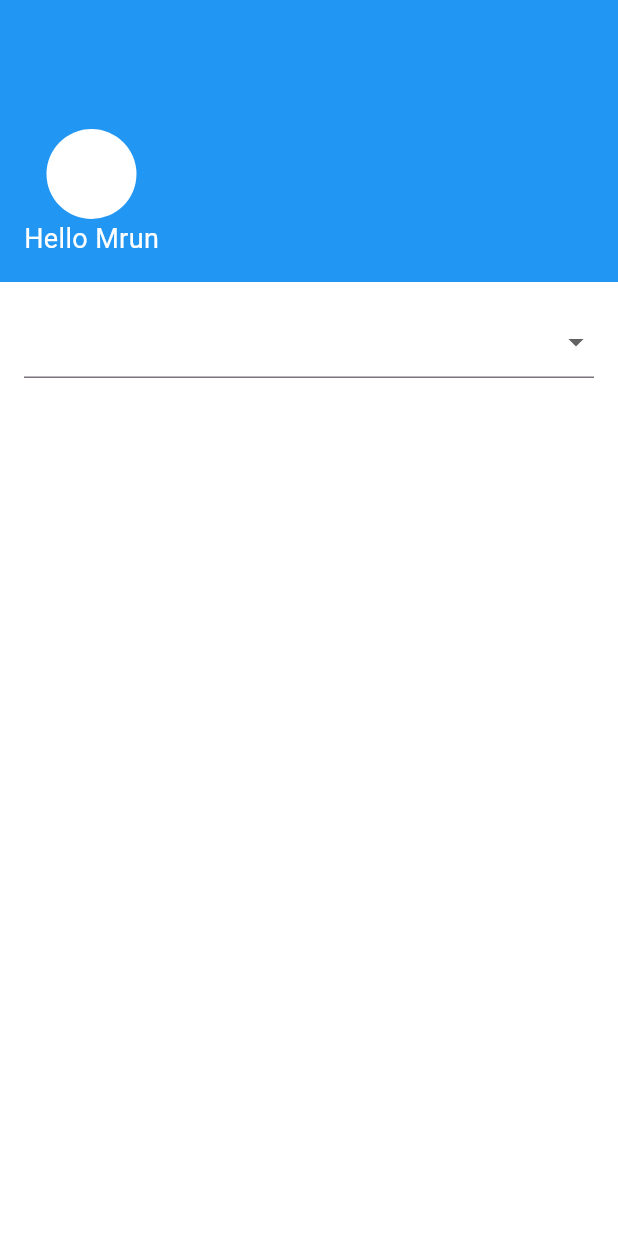
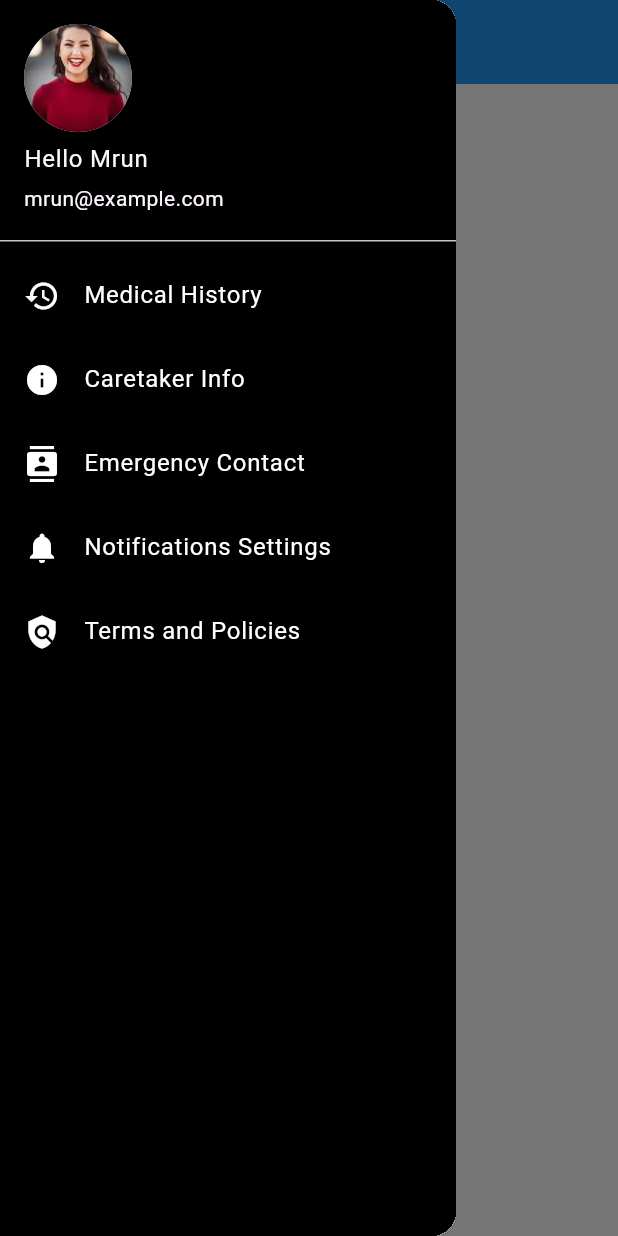
Before and after one commit to mrun8/GSC, a Flutter app: the User screen opened directly, with the side drawer open (before the commit the screen has no drawer), on a phone screen of 412 x 824 dp. Run offline on Flutter 3.47's test engine with Material 3 defaults, Android fonts, the light colour scheme and no system bars; our stand-ins replace carousel_slider, video_player.

Commit message:
user profile page updated

```diff
--- a/lib/user.dart
+++ b/lib/user.dart
@@ -1,82 +1,87 @@
 import 'package:flutter/material.dart';
 
 class User extends StatelessWidget {
+  static const IconData history = IconData(0xe314, fontFamily: 'MaterialIcons');
+  static const IconData info = IconData(0xe33c, fontFamily: 'MaterialIcons');
+  static const IconData contacts = IconData(0xe18f, fontFamily: 'MaterialIcons');
+  static const IconData notifications = IconData(0xe44f, fontFamily: 'MaterialIcons');
+  static const IconData policy = IconData(0xe4d9, fontFamily: 'MaterialIcons');
   @override
   Widget build(BuildContext context) {
     return Scaffold(
-      backgroundColor: Colors.blue, // Set the background color of the screen
+      backgroundColor: Colors.white,
+      appBar: AppBar(
+        backgroundColor: Colors.blue,
+        title: Text('User Profile', style: TextStyle(color: Color(0xFFFFFFFF))),
+      ),
+      drawer: Drawer(
+        child: Container(
+          color: Colors.black, // Set the background color of the drawer window to black
+          child: ListView(
+            padding: EdgeInsets.zero,
+            children: <Widget>[
+              UserAccountsDrawerHeader(
+                decoration: BoxDecoration(
+                  color: Colors.black, // Set the background color of the header to black
+                ),
+                accountName: Text('Hello Mrun'),
+                accountEmail: Text('mrun@example.com'),
+                currentAccountPicture: CircleAvatar(
+
+                  radius: 30,
+                  backgroundImage: AssetImage('assets/profile_photo.jpeg'),
+                ),
+              ),
+              ListTile(
+                title: Text('Medical History', style: TextStyle(color: Colors.white)),
+                leading: Icon(Icons.history, color: Colors.white),
+                onTap: () {
+                  Navigator.pop(context);
+                },
+              ),
+              ListTile(
+                title: Text('Caretaker Info', style: TextStyle(color: Colors.white)),
+                leading: Icon(Icons.info, color: Colors.white),
+                onTap: () {
+                  Navigator.pop(context);
+                },
+              ),
+              ListTile(
+                title: Text('Emergency Contact', style: TextStyle(color: Colors.white)),
+                leading: Icon(Icons.contacts, color: Colors.white),
+                onTap: () {
+                  Navigator.pop(context);
+                },
+              ),
+              ListTile(
+                title: Text('Notifications Settings', style: TextStyle(color: Colors.white)),
+                leading: Icon(Icons.notifications, color: Colors.white),
+                onTap: () {
+                  Navigator.pop(context);
+                },
+              ),
+               ListTile(
+
+                title: Text('Terms and Policies', style: TextStyle(color: Colors.white)),
+                leading: Icon(Icons.policy, color: Colors.white),
+                onTap: () {
+                  Navigator.pop(context);
+                },
+              ),
+            ],
+          ),
+        ),
+      ),
       body: Center(
         child: Column(
           mainAxisAlignment: MainAxisAlignment.start,
           crossAxisAlignment: CrossAxisAlignment.start,
           children: [
-            // User Section
-            Container(
-              padding: EdgeInsets.all(16.0),
-              color: Colors.blue,
-              child: Column(
-                // SizedBox(height:50),
-                children: [
-                  SizedBox(height:70),
-                  CircleAvatar(
-                    radius: 30,
-                    backgroundColor: Colors.white, // Set profile photo background color
-                    // Add your profile photo here (e.g., backgroundImage: AssetImage('assets/profile_photo.jpg'),)
-                  ),
-                  SizedBox(width: 16),
-                  Text(
-                    'Hello Mrun',
-                    style: TextStyle(
-                      color: Colors.white,
-                      fontSize: 18,
-                    ),
-                  ),
-                ],
-              ),
-            ),
-            // Padding between sections
-            SizedBox(height:0),
-            // White Container with Dropdown
-            Expanded(
-              child: Container(
-                padding: EdgeInsets.all(16.0),
-                color: Colors.white, // Set the container background color
-                child: Column(
-                  children: [
-                    Row(
-                      children: [
-                        // Your existing content here
-                        Expanded(
-                          child: DropdownButtonFormField<String>(
-                            items: [
-                              DropdownMenuItem<String>(
-                                value: 'Option 1',
-                                child: Text('Option 1'),
-                              ),
-                              DropdownMenuItem<String>(
-                                value: 'Option 2',
-                                child: Text('Option 2'),
-                              ),
-                              DropdownMenuItem<String>(
-                                value: 'Option 3',
-                                child: Text('Option 3'),
-                              ),
-                            ],
-                            onChanged: (value) {
-                              // Handle dropdown selection
-                              print('Selected: $value');
-                            },
-                            hint: Container(), // Empty container for no hintText
-                            decoration: InputDecoration(
-                              suffixIcon: Icon(Icons.arrow_drop_down),
-                          ),
-                        ),
-                        ),
-                      ],
-                    ),
-                  ],
-                ),
-              ),
+            Image.asset(
+              'assets/medzcue.png',
+              width: 300,
+              height: 300,
+              fit: BoxFit.cover,
             ),
           ],
         ),
```
Also changed, not shown: assets/profile_photo.jpeg (added).
